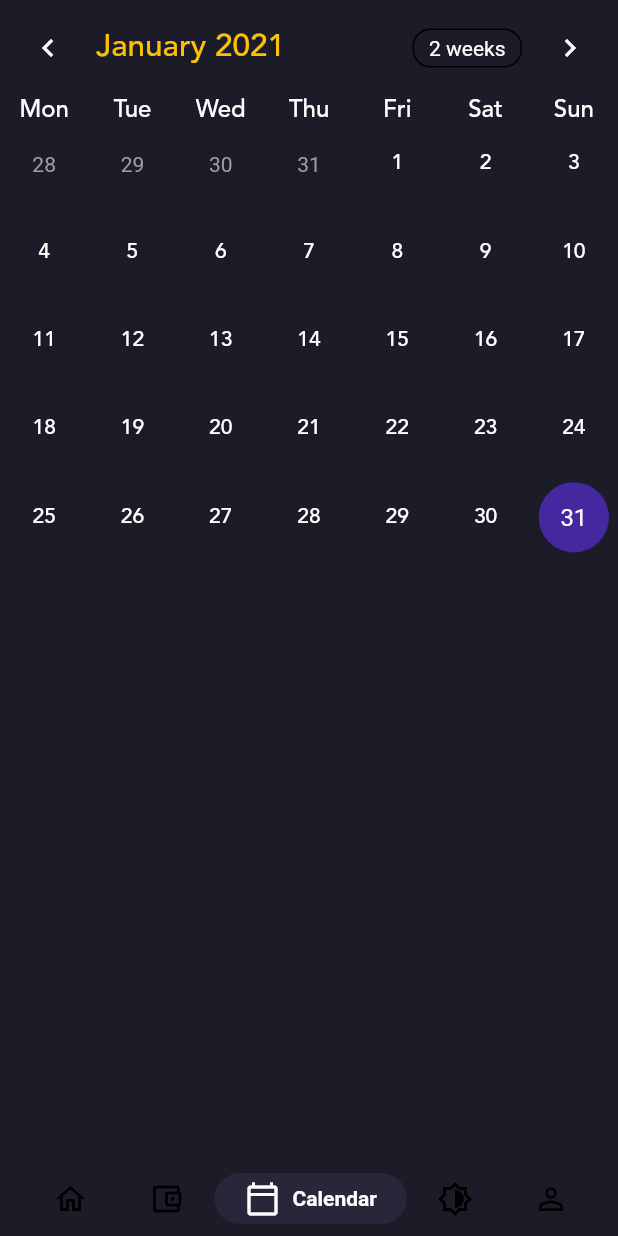
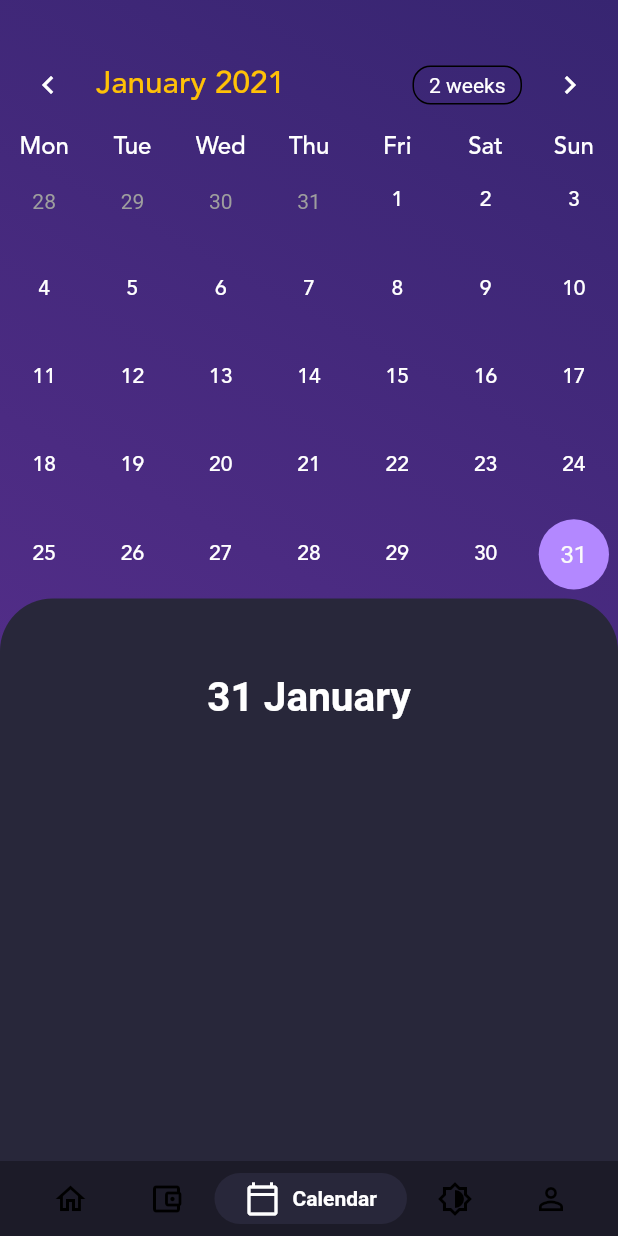
Before and after one commit to JohnBoscoM/to_pay_app, a Flutter app: the screen it shows after launch, item 3 of the bottom bar chosen, on a phone screen of 412 x 824 dp. Run offline on Flutter 3.47's test engine with Material 2 defaults, Android fonts, the phone set to English and light mode, and no system bars; drawn by our look-alikes of google_nav_bar, table_calendar; our stand-ins replace flutter_bloc, flutter_neumorphic, google_fonts, hive, hive_flutter, modal_bottom_sheet; missing offline and left inert: flutter_clean_calendar, responsive_navigation_bar; accounts and stored records are empty; generated files the repository leaves out were written again.

Commit message:
calendar update ui

```diff
--- a/lib/Pages/calendar/calendar_page.dart
+++ b/lib/Pages/calendar/calendar_page.dart
@@ -19,7 +19,6 @@ class _CalendarScreenState extends State<CalendarScreen> {
   final paymentBox = Hive.box('paymentBox');
   CalendarController _calendarController;
 
-
   @override
   void initState() {
     super.initState();
@@ -32,62 +31,88 @@ class _CalendarScreenState extends State<CalendarScreen> {
     _calendarController.dispose();
   }
 
-
   @override
   Widget build(BuildContext context) {
     final themeProvider = Provider.of<ThemeProvider>(context);
+    final _height = MediaQuery.of(context).size.height;
+    final _width = MediaQuery.of(context).size.width;
     TextStyle dayStyle(FontWeight fontWeight) {
-      return TextStyle(color: themeProvider
-          .themeMode()
-          .textColor, fontWeight: fontWeight,
-        fontFamily: "avenir");
-    };
+      return TextStyle(
+          color: themeProvider.themeMode().textColor,
+          fontWeight: fontWeight,
+          fontFamily: "avenir");
+    }
+
+    ;
     return Scaffold(
       backgroundColor: themeProvider.themeMode().color,
-      body: SafeArea(
+      body: Container(
+        decoration: BoxDecoration(
+          gradient: LinearGradient(
+              colors: themeProvider.themeMode().backgroundGradient,
+              begin: Alignment.bottomLeft,
+              end: Alignment.topRight),
+        ),
         child: SingleChildScrollView(
           child: Column(
             children: [
+              SizedBox(height: _height * 0.03),
               TableCalendar(
                 startingDayOfWeek: StartingDayOfWeek.monday,
                 calendarStyle: CalendarStyle(
                   weekdayStyle: dayStyle(FontWeight.normal),
                   weekendStyle: dayStyle(FontWeight.normal),
-                  selectedColor: themeProvider
-                      .themeMode()
-                      .selectedColor,
-                  todayColor: Colors.red,
+                  selectedColor: Colors.deepPurpleAccent[100],
+                  todayColor: Colors.red[600],
                 ),
                 daysOfWeekStyle: DaysOfWeekStyle(
-                    weekdayStyle: TextStyle(color: themeProvider.themeMode().textColor,
+                    weekdayStyle: TextStyle(
+                        color: themeProvider.themeMode().textColor,
                         fontWeight: FontWeight.bold,
                         fontFamily: "avenir",
                         fontSize: 16),
-                    weekendStyle: TextStyle(color: themeProvider.themeMode().textColor,
+                    weekendStyle: TextStyle(
+                        color: themeProvider.themeMode().textColor,
                         fontWeight: FontWeight.bold,
                         fontFamily: "avenir",
-                        fontSize: 16)
-                ),
+                        fontSize: 16)),
                 headerStyle: HeaderStyle(
                   titleTextStyle: TextStyle(
-                    fontSize: 21,
-                    fontFamily: "avenir",
-                    fontWeight: FontWeight.bold,
-                    color: Colors.amber),
+                      fontSize: 21,
+                      fontFamily: "avenir",
+                      fontWeight: FontWeight.bold,
+                      color: Colors.amber),
                 ),
                 calendarController: _calendarController,
               ),
               Container(
+                width: _width,
+                height: _height * 0.55,
                 decoration: BoxDecoration(
+                  color: themeProvider.themeMode().blendBackgroundColor,
                   borderRadius: BorderRadius.only(
                       topLeft: Radius.circular(35),
                       topRight: Radius.circular(35)),
-
-                  gradient: LinearGradient(
-                      colors: themeProvider.themeMode().backgroundGradient,
-                      begin: Alignment.bottomLeft,
-                      end: Alignment.topRight),
-
+                ),
+                child: Stack(
+                  children: [
+                    Column(
+                      children: [
+                        Padding(
+                          padding: EdgeInsets.only(top: 50, left: 0),
+                          child: Text(
+                            "31 January",
+                            style: TextStyle(
+                                color: themeProvider.themeMode().textColor,
+                              fontSize: 27,
+                              fontWeight: FontWeight.bold
+                            ),
+                          ),
+                        ),
+                        buildList(themeProvider)
+                      ],
+                    )
+                  ],
                 ),
               ),
             ],
@@ -96,4 +121,95 @@ class _CalendarScreenState extends State<CalendarScreen> {
       ),
     );
   }
+
+  Widget buildList(ThemeProvider themeProvider) {
+    return Expanded(
+      child: Container(
+        decoration: BoxDecoration(
+          color: themeProvider.themeMode().blendBackgroundColor,
+          borderRadius: BorderRadius.only(
+              topRight: Radius.circular(30), topLeft: Radius.circular(30)),
+        ),
+        child: ListView.builder(
+          itemCount: paymentBox.length,
+          itemBuilder: (context, index) {
+            final paymentItem = paymentBox.get(index);
+            return Container(
+              margin: new EdgeInsets.only(
+                  left: 20.0, top: 0, right: 20.0, bottom: 15),
+              child: new Container(
+                decoration: BoxDecoration(
+                  color: themeProvider.themeMode().color,
+                  borderRadius: BorderRadius.all(Radius.circular(30)),
+                ),
+                padding: new EdgeInsets.all(10),
+                child: Column(
+                  children: <Widget>[
+                    new ListTile(
+                      isThreeLine: false,
+                      dense: true,
+                      //font change
+                      contentPadding: EdgeInsets.all(1),
+                      title: Text(
+                        paymentItem.title,
+                        style: TextStyle(
+                            fontSize: 16,
+                            fontWeight: FontWeight.w800,
+                            fontFamily: "avenir",
+                            letterSpacing: 0.5),
+                        textAlign: TextAlign.left,
+                      ),
+                      subtitle: Container(
+                        child: Text(
+                          paymentItem.deadline.toString().substring(0, 10),
+                          style: TextStyle(
+                              fontSize: 13,
+                              fontFamily: "avenir",
+                              fontWeight: FontWeight.w600,
+
+                              letterSpacing: 0.5),
+                          textAlign: TextAlign.left,
+                        ),
+                      ),
+
+                      trailing: Flexible(
+                        flex: 1,
+                      fit: FlexFit.loose,
+                      child:Container( width: MediaQuery.of(context).size.width * 0.32, child:Row(
+                        children: [
+                          Text(
+                            paymentItem.cost.toString() + " kr",
+                            style: TextStyle(
+                                color: Colors.amber,
+                                fontSize: 16,
+                                fontFamily: "avenir",
+                                fontWeight: FontWeight.w700,
+                                letterSpacing: 0.5),
+                          ),
+
+                          Checkbox(
+                              value: paymentItem.isChecked,
+                              onChanged: (bool value) {
+                                setState(() {
+                                  paymentItem.isChecked = value;
+                                });
+                              }),
+                        ],
+                      ),
+                      ),
+                      ),
+
+                      // onChanged: (bool val) {
+                      //   itemChange(val, index);
+                      // }
+                    ),
+                  ],
+                ),
+              ),
+            );
+          },
+        ),
+      ),
+    );
+  }
 }
--- a/lib/Pages/home.dart
+++ b/lib/Pages/home.dart
@@ -65,7 +65,6 @@ class _HomePageState extends State<HomePage> {
               padding: EdgeInsets.all(30),
               decoration: BoxDecoration(
                 //color: themeProvider.themeMode().appColor,
-
                 borderRadius: BorderRadius.only(
                     bottomLeft: Radius.circular(35),
                     bottomRight: Radius.circular(35)),
--- a/lib/Pages/setThemePage.dart
+++ b/lib/Pages/setThemePage.dart
@@ -22,6 +22,7 @@ class _SetThemePageState extends State<SetThemePage>
     final width = MediaQuery.of(context).size.width;
     final themeProvider = Provider.of<ThemeProvider>(context);
     return Scaffold(
+      backgroundColor: themeProvider.themeMode().color,
       key: _scaffoldKey,
       body: SafeArea(
         child: Container(
```
